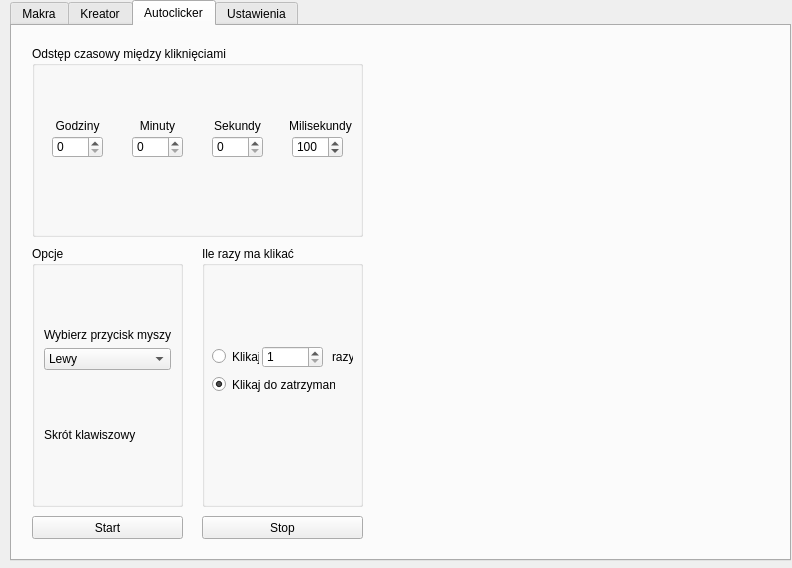
Qt form GUI.ui (307372/PwJS2020) before a commit.
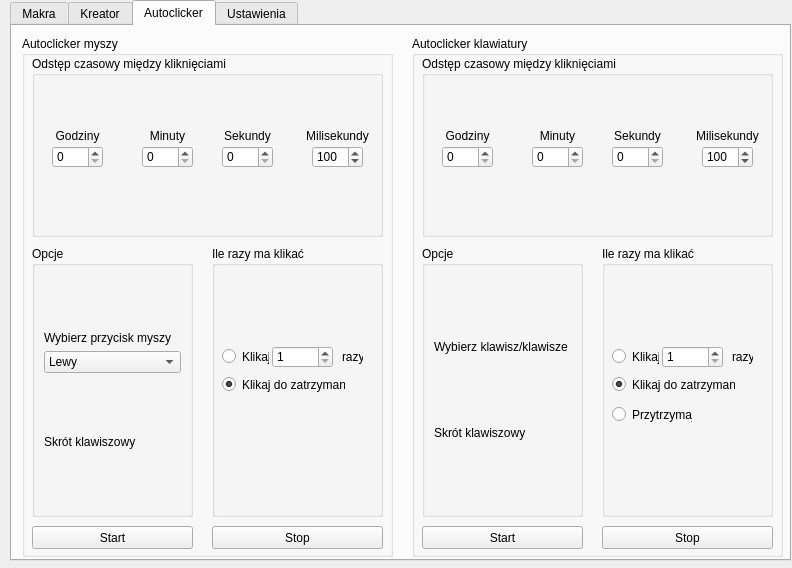
The same form after that commit. The open tabs and pages were chosen to show the change.

Commit message:
0.8 Zmiana nazwy, poprawki i autoclicker dla klawiatury!
+Teraz program nazywa się Automatyczne robienie rzeczy
+W zakładce 'Autoclicker' znajduje się teraz sprawny autoclicker dla klawiatury
+Program został dodatkowo zabezpieczony przed uruchomieniem więcej niż jeden raz na raz
+Przy okazji zaktualizowałem 'prototyp' do aktualnej wersji
+Drobna aktualizacja readme.md

Patch:
```diff
--- a/GUI.ui
+++ b/GUI.ui
@@ -567,13 +567,25 @@
      <attribute name="title">
       <string>Autoclicker</string>
      </attribute>
+     <widget class="QGroupBox" name="AC_Mouse">
+      <property name="geometry">
+       <rect>
+        <x>10</x>
+        <y>10</y>
+        <width>371</width>
+        <height>521</height>
+       </rect>
+      </property>
+      <property name="title">
+       <string>Autoclicker myszy</string>
+      </property>
      <widget class="QGroupBox" name="AC_Time">
       <property name="geometry">
        <rect>
-        <x>20</x>
+         <x>10</x>
         <y>20</y>
-        <width>331</width>
-        <height>191</height>
+         <width>351</width>
+         <height>181</height>
        </rect>
       </property>
       <property name="title">
@@ -595,7 +607,7 @@
       <widget class="QSpinBox" name="AC_Minutes">
        <property name="geometry">
         <rect>
-         <x>100</x>
+          <x>110</x>
          <y>90</y>
          <width>51</width>
          <height>22</height>
@@ -608,7 +620,7 @@
       <widget class="QSpinBox" name="AC_Seconds">
        <property name="geometry">
         <rect>
-         <x>180</x>
+          <x>190</x>
          <y>90</y>
          <width>51</width>
          <height>22</height>
@@ -621,7 +633,7 @@
       <widget class="QSpinBox" name="AC_Miliseconds">
        <property name="geometry">
         <rect>
-         <x>260</x>
+          <x>280</x>
          <y>90</y>
          <width>51</width>
          <height>22</height>
@@ -640,7 +652,7 @@
       <widget class="QLabel" name="label">
        <property name="geometry">
         <rect>
-         <x>253</x>
+          <x>270</x>
          <y>70</y>
          <width>71</width>
          <height>20</height>
@@ -656,7 +668,7 @@
       <widget class="QLabel" name="label_2">
        <property name="geometry">
         <rect>
-         <x>180</x>
+          <x>190</x>
          <y>70</y>
          <width>51</width>
          <height>20</height>
@@ -672,7 +684,7 @@
       <widget class="QLabel" name="label_3">
        <property name="geometry">
         <rect>
-         <x>100</x>
+          <x>110</x>
          <y>70</y>
          <width>51</width>
          <height>20</height>
@@ -705,39 +717,13 @@
        </property>
       </widget>
      </widget>
-     <widget class="QPushButton" name="AC_Start">
-      <property name="geometry">
-       <rect>
-        <x>20</x>
-        <y>490</y>
-        <width>151</width>
-        <height>23</height>
-       </rect>
-      </property>
-      <property name="text">
-       <string>Start</string>
-      </property>
-     </widget>
-     <widget class="QPushButton" name="AC_Stop">
-      <property name="geometry">
-       <rect>
-        <x>190</x>
-        <y>490</y>
-        <width>161</width>
-        <height>23</height>
-       </rect>
-      </property>
-      <property name="text">
-       <string>Stop</string>
-      </property>
-     </widget>
      <widget class="QGroupBox" name="AC_ClickHowManyTimesGroup">
       <property name="geometry">
        <rect>
         <x>190</x>
-        <y>220</y>
-        <width>161</width>
-        <height>261</height>
+         <y>210</y>
+         <width>171</width>
+         <height>271</height>
        </rect>
       </property>
       <property name="title">
@@ -808,10 +794,10 @@
      <widget class="QGroupBox" name="groupBox">
       <property name="geometry">
        <rect>
-        <x>20</x>
-        <y>220</y>
-        <width>151</width>
-        <height>261</height>
+         <x>10</x>
+         <y>210</y>
+         <width>161</width>
+         <height>271</height>
        </rect>
       </property>
       <property name="title">
@@ -892,6 +878,365 @@
        </item>
       </layout>
      </widget>
+      <widget class="QPushButton" name="AC_Stop">
+       <property name="geometry">
+        <rect>
+         <x>190</x>
+         <y>490</y>
+         <width>171</width>
+         <height>23</height>
+        </rect>
+       </property>
+       <property name="text">
+        <string>Stop</string>
+       </property>
+      </widget>
+      <widget class="QPushButton" name="AC_Start">
+       <property name="geometry">
+        <rect>
+         <x>10</x>
+         <y>490</y>
+         <width>161</width>
+         <height>23</height>
+        </rect>
+       </property>
+       <property name="text">
+        <string>Start</string>
+       </property>
+      </widget>
+     </widget>
+     <widget class="QGroupBox" name="AC_Keyboard">
+      <property name="geometry">
+       <rect>
+        <x>400</x>
+        <y>10</y>
+        <width>371</width>
+        <height>521</height>
+       </rect>
+      </property>
+      <property name="title">
+       <string>Autoclicker klawiatury</string>
+      </property>
+      <widget class="QGroupBox" name="AC_KeyboardTime">
+       <property name="geometry">
+        <rect>
+         <x>10</x>
+         <y>20</y>
+         <width>351</width>
+         <height>181</height>
+        </rect>
+       </property>
+       <property name="title">
+        <string>Odstęp czasowy między kliknięciami</string>
+       </property>
+       <widget class="QSpinBox" name="AC_KeyboardHours">
+        <property name="geometry">
+         <rect>
+          <x>20</x>
+          <y>90</y>
+          <width>51</width>
+          <height>22</height>
+         </rect>
+        </property>
+        <property name="maximum">
+         <number>999</number>
+        </property>
+       </widget>
+       <widget class="QSpinBox" name="AC_KeyboardMinutes">
+        <property name="geometry">
+         <rect>
+          <x>110</x>
+          <y>90</y>
+          <width>51</width>
+          <height>22</height>
+         </rect>
+        </property>
+        <property name="maximum">
+         <number>999</number>
+        </property>
+       </widget>
+       <widget class="QSpinBox" name="AC_KeyboardSeconds">
+        <property name="geometry">
+         <rect>
+          <x>190</x>
+          <y>90</y>
+          <width>51</width>
+          <height>22</height>
+         </rect>
+        </property>
+        <property name="maximum">
+         <number>999</number>
+        </property>
+       </widget>
+       <widget class="QSpinBox" name="AC_KeyboardMiliseconds">
+        <property name="geometry">
+         <rect>
+          <x>280</x>
+          <y>90</y>
+          <width>51</width>
+          <height>22</height>
+         </rect>
+        </property>
+        <property name="minimum">
+         <number>1</number>
+        </property>
+        <property name="maximum">
+         <number>999</number>
+        </property>
+        <property name="value">
+         <number>100</number>
+        </property>
+       </widget>
+       <widget class="QLabel" name="label_12">
+        <property name="geometry">
+         <rect>
+          <x>270</x>
+          <y>70</y>
+          <width>71</width>
+          <height>20</height>
+         </rect>
+        </property>
+        <property name="text">
+         <string>Milisekundy</string>
+        </property>
+        <property name="alignment">
+         <set>Qt::AlignCenter</set>
+        </property>
+       </widget>
+       <widget class="QLabel" name="label_13">
+        <property name="geometry">
+         <rect>
+          <x>190</x>
+          <y>70</y>
+          <width>51</width>
+          <height>20</height>
+         </rect>
+        </property>
+        <property name="text">
+         <string>Sekundy</string>
+        </property>
+        <property name="alignment">
+         <set>Qt::AlignCenter</set>
+        </property>
+       </widget>
+       <widget class="QLabel" name="label_14">
+        <property name="geometry">
+         <rect>
+          <x>110</x>
+          <y>70</y>
+          <width>51</width>
+          <height>20</height>
+         </rect>
+        </property>
+        <property name="text">
+         <string>Minuty</string>
+        </property>
+        <property name="alignment">
+         <set>Qt::AlignCenter</set>
+        </property>
+       </widget>
+       <widget class="QLabel" name="label_15">
+        <property name="geometry">
+         <rect>
+          <x>20</x>
+          <y>70</y>
+          <width>51</width>
+          <height>20</height>
+         </rect>
+        </property>
+        <property name="accessibleName">
+         <string>0</string>
+        </property>
+        <property name="text">
+         <string>Godziny</string>
+        </property>
+        <property name="alignment">
+         <set>Qt::AlignCenter</set>
+        </property>
+       </widget>
+      </widget>
+      <widget class="QGroupBox" name="AC_KeyboardClickHowManyTimesGroup">
+       <property name="geometry">
+        <rect>
+         <x>190</x>
+         <y>210</y>
+         <width>171</width>
+         <height>271</height>
+        </rect>
+       </property>
+       <property name="title">
+        <string>Ile razy ma klikać</string>
+       </property>
+       <widget class="QRadioButton" name="AC_KeyboardClickNTimes">
+        <property name="geometry">
+         <rect>
+          <x>10</x>
+          <y>100</y>
+          <width>47</width>
+          <height>21</height>
+         </rect>
+        </property>
+        <property name="text">
+         <string>Klikaj</string>
+        </property>
+       </widget>
+       <widget class="QSpinBox" name="AC_KeyboardClickNTimesN">
+        <property name="geometry">
+         <rect>
+          <x>60</x>
+          <y>100</y>
+          <width>61</width>
+          <height>22</height>
+         </rect>
+        </property>
+        <property name="minimum">
+         <number>1</number>
+        </property>
+        <property name="maximum">
+         <number>9999999</number>
+        </property>
+        <property name="value">
+         <number>1</number>
+        </property>
+       </widget>
+       <widget class="QLabel" name="label_16">
+        <property name="geometry">
+         <rect>
+          <x>130</x>
+          <y>100</y>
+          <width>21</width>
+          <height>21</height>
+         </rect>
+        </property>
+        <property name="text">
+         <string>razy</string>
+        </property>
+       </widget>
+       <widget class="QRadioButton" name="AC_KeyboardClickUntilStopped">
+        <property name="geometry">
+         <rect>
+          <x>10</x>
+          <y>130</y>
+          <width>123</width>
+          <height>17</height>
+         </rect>
+        </property>
+        <property name="text">
+         <string>Klikaj do zatrzymania</string>
+        </property>
+        <property name="checked">
+         <bool>true</bool>
+        </property>
+       </widget>
+       <widget class="QRadioButton" name="AC_KeyboardHold">
+        <property name="geometry">
+         <rect>
+          <x>10</x>
+          <y>160</y>
+          <width>80</width>
+          <height>17</height>
+         </rect>
+        </property>
+        <property name="text">
+         <string>Przytrzymaj</string>
+        </property>
+       </widget>
+      </widget>
+      <widget class="QGroupBox" name="AC_KeyboardOptions">
+       <property name="geometry">
+        <rect>
+         <x>10</x>
+         <y>210</y>
+         <width>161</width>
+         <height>271</height>
+        </rect>
+       </property>
+       <property name="title">
+        <string>Opcje</string>
+       </property>
+       <layout class="QVBoxLayout" name="verticalLayout_2">
+        <item>
+         <spacer name="verticalSpacer_4">
+          <property name="orientation">
+           <enum>Qt::Vertical</enum>
+          </property>
+          <property name="sizeHint" stdset="0">
+           <size>
+            <width>20</width>
+            <height>40</height>
+           </size>
+          </property>
+         </spacer>
+        </item>
+        <item>
+         <widget class="QLabel" name="label_17">
+          <property name="text">
+           <string>Wybierz klawisz/klawisze</string>
+          </property>
+         </widget>
+        </item>
+        <item>
+         <spacer name="verticalSpacer_5">
+          <property name="orientation">
+           <enum>Qt::Vertical</enum>
+          </property>
+          <property name="sizeHint" stdset="0">
+           <size>
+            <width>20</width>
+            <height>40</height>
+           </size>
+          </property>
+         </spacer>
+        </item>
+        <item>
+         <widget class="QLabel" name="label_18">
+          <property name="text">
+           <string>Skrót klawiszowy</string>
+          </property>
+         </widget>
+        </item>
+        <item>
+         <spacer name="verticalSpacer_6">
+          <property name="orientation">
+           <enum>Qt::Vertical</enum>
+          </property>
+          <property name="sizeHint" stdset="0">
+           <size>
+            <width>20</width>
+            <height>40</height>
+           </size>
+          </property>
+         </spacer>
+        </item>
+       </layout>
+      </widget>
+      <widget class="QPushButton" name="AC_KeyboardStop">
+       <property name="geometry">
+        <rect>
+         <x>190</x>
+         <y>490</y>
+         <width>171</width>
+         <height>23</height>
+        </rect>
+       </property>
+       <property name="text">
+        <string>Stop</string>
+       </property>
+      </widget>
+      <widget class="QPushButton" name="AC_KeyboardStart">
+       <property name="geometry">
+        <rect>
+         <x>10</x>
+         <y>490</y>
+         <width>161</width>
+         <height>23</height>
+        </rect>
+       </property>
+       <property name="text">
+        <string>Start</string>
+       </property>
+      </widget>
+     </widget>
     </widget>
     <widget class="QWidget" name="settingsTab">
      <attribute name="title">
```
Left out of the diff: 48 changed lines with no effect on the pictures. Lines whose indentation alone changed are shown as unchanged. The commit also changes 17 other files.
